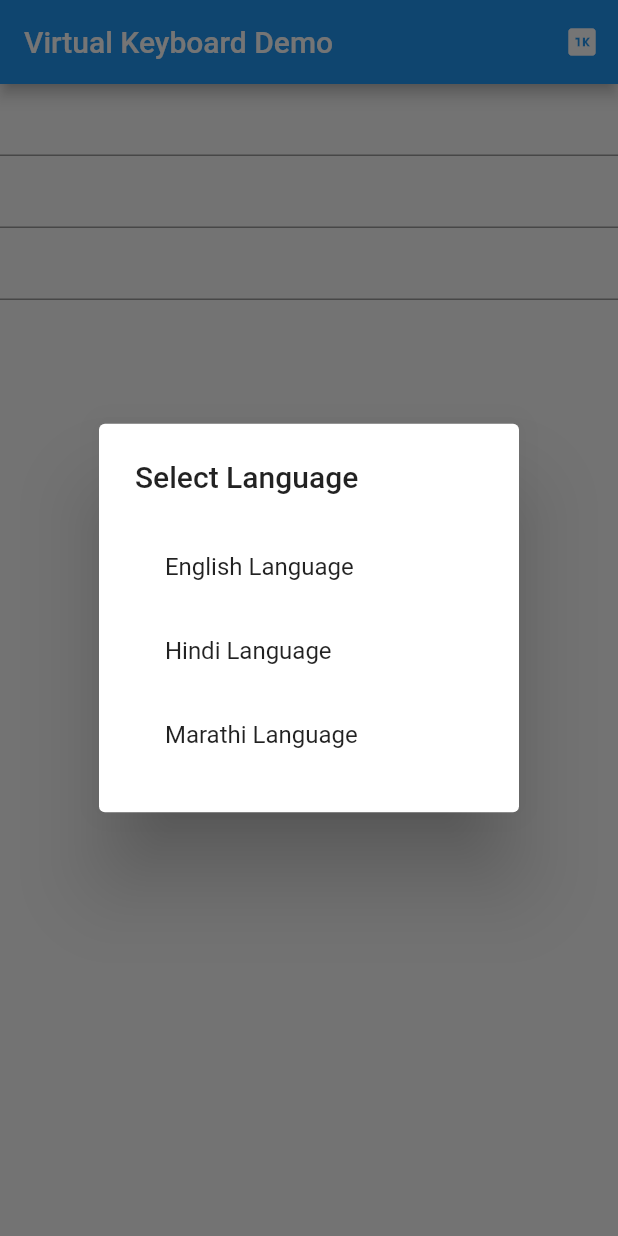
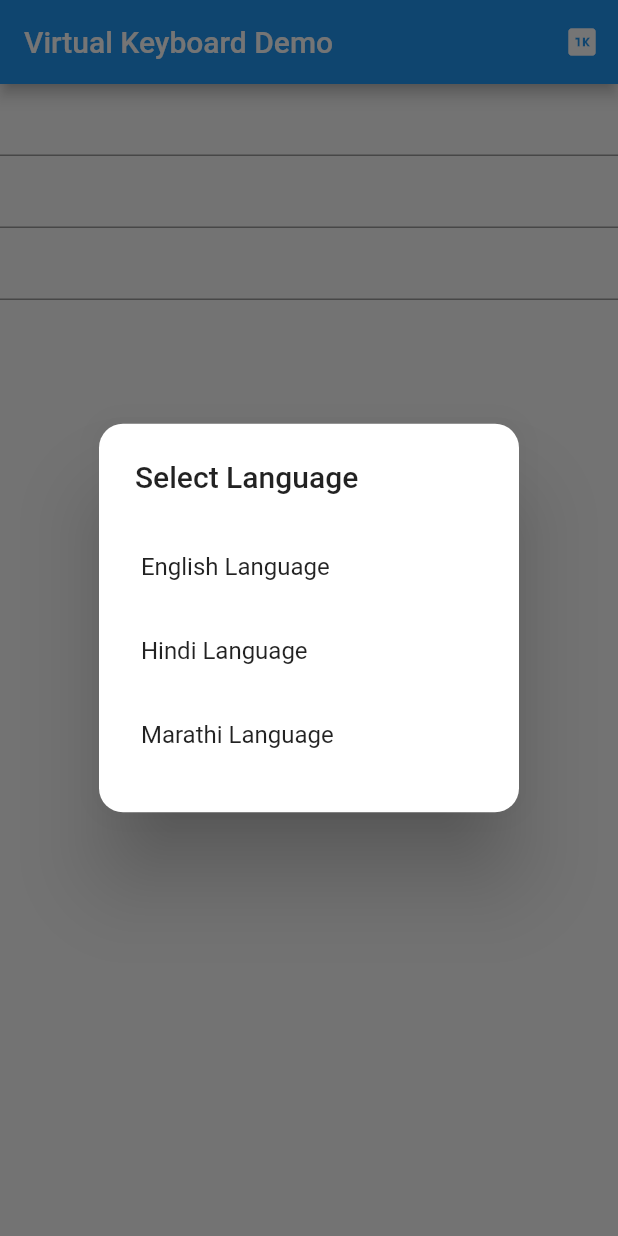
Before and after one commit to Musma/flutter_virtual_keyboard_custom_layout_musma, a Flutter app: the screen it shows after launch, after a tap on the "1k" icon, on a phone screen of 412 x 824 dp. Run offline on Flutter 3.47's test engine with Material 2 defaults, Android fonts, the phone set to English and light mode, and no system bars.

Commit message:
6_dec_11_41pm_UIUXChanges

```diff
--- a/example/lib/main.dart
+++ b/example/lib/main.dart
@@ -69,11 +69,15 @@ class _MyHomePageState extends State<MyHomePage> {
       context: context,
       builder: (BuildContext context) {
         return AlertDialog(
+          shape:
+              RoundedRectangleBorder(borderRadius: BorderRadius.circular(16)),
           title: const Text('Select Language'),
           content: Column(
             mainAxisSize: MainAxisSize.min,
             children: [
               ListTile(
+                horizontalTitleGap: 0,
+                contentPadding: EdgeInsets.zero,
                 title: const Text(' English Language '),
                 onTap: () {
                   setState(() {
@@ -85,6 +89,8 @@ class _MyHomePageState extends State<MyHomePage> {
                 },
               ),
               ListTile(
+                horizontalTitleGap: 0,
+                contentPadding: EdgeInsets.zero,
                 title: const Text(' Hindi Language'),
                 onTap: () {
                   setState(() {
@@ -96,6 +102,8 @@ class _MyHomePageState extends State<MyHomePage> {
                 },
               ),
               ListTile(
+                horizontalTitleGap: 0,
+                contentPadding: EdgeInsets.zero,
                 title: const Text(' Marathi Language'),
                 onTap: () {
                   setState(() {
--- /dev/null
+++ b/lib/src/keyboard_colors.dart
@@ -0,0 +1,6 @@
+part of virtual_keyboard_custom_layout_onex;
+// sumit here all colors
+
+const Color actionButtonColor = Color(0xFFD1D1D1);
+const Color actionSpaceBarButtonColor = Color.fromRGBO(255, 254, 254, 1);
+const Color keyboardBackgroundColor = Color(0xFFE6E6E6);
--- a/lib/virtual_keyboard_custom_layout_onex.dart
+++ b/lib/virtual_keyboard_custom_layout_onex.dart
@@ -14,3 +14,5 @@ part './src/layout_keys.dart';
 part './src/layouts.dart';
 part './src/keyboard_aux.dart';
 part './src/types_keyboard.dart';
+
+part './src/keyboard_colors.dart';
--- a/pubspec.yaml
+++ b/pubspec.yaml
@@ -1,6 +1,6 @@
 name: virtual_keyboard_custom_layout_onex
 description: "Custom in App keyboard supporting English, Hindi, Marathi & Symbols. Nice UI/UX"
-version: 1.0.7
+version: 1.0.8
 repository: "https://github.com/ysumiit005/virtual_keyboard_custom_layout_onex"
 issue_tracker: "https://github.com/ysumiit005/virtual_keyboard_custom_layout_onex/issues"
 
```
Also changed, not shown: lib/src/keyboard.dart (+45 -10 lines), lib/src/keyboard_aux.dart (+4 -3 lines), lib/src/types_keyboard.dart (+7 -7 lines), 1 other file.
